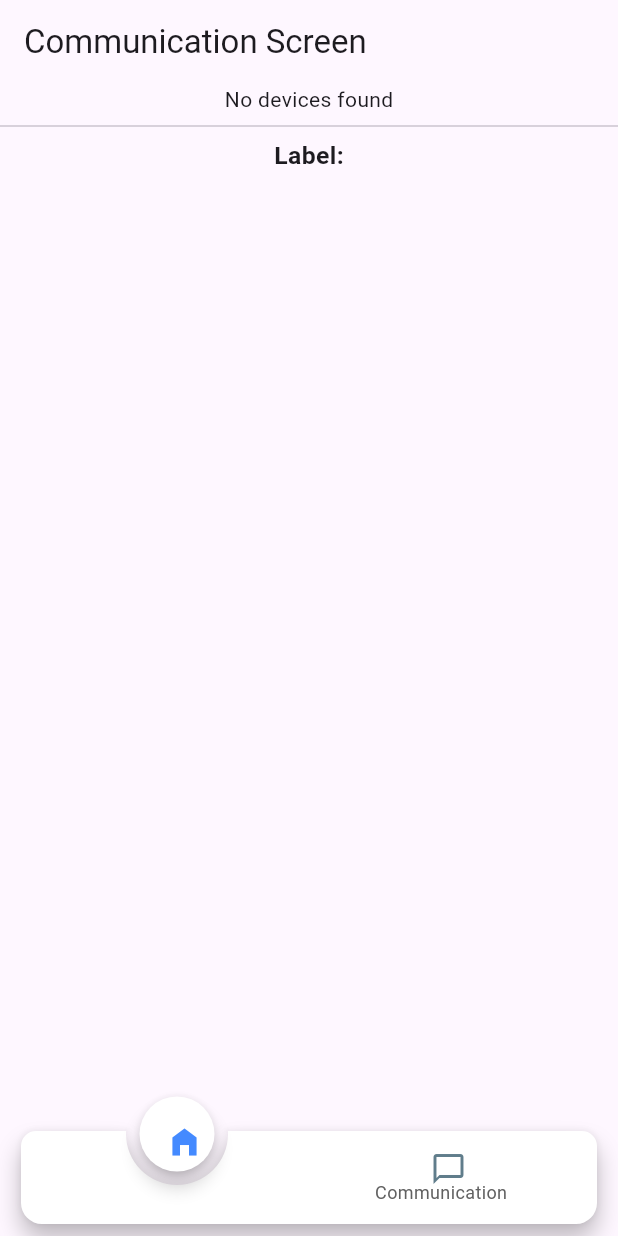
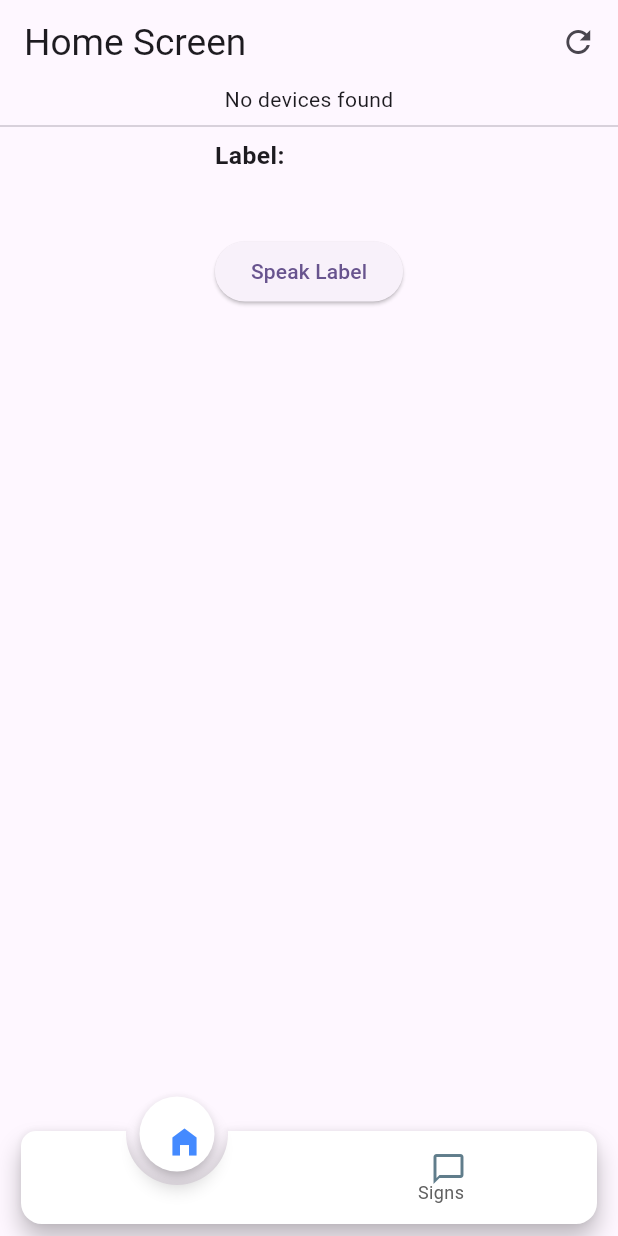
Before and after one commit to hba777/sign_glove_application, a Flutter app: the screen it shows after launch, on a phone screen of 412 x 824 dp. Run offline on Flutter 3.47's test engine with Material 3 defaults, Android fonts, the phone set to English and light mode, and no system bars; drawn by our look-alikes of animated_notch_bottom_bar; our stand-ins replace flutter_blue_plus, flutter_tts, permission_handler.

Commit message:
Latest Working Code

```diff
--- a/lib/screens/HomeScreen.dart
+++ b/lib/screens/HomeScreen.dart
@@ -7,12 +7,14 @@
 import 'package:flutter_blue_plus/flutter_blue_plus.dart';
 import 'package:permission_handler/permission_handler.dart';
 import 'package:http/http.dart' as http;
+import 'package:flutter_tts/flutter_tts.dart'; // Import the text-to-speech package
 
 import '../main.dart';
 
 class HomeScreen extends StatefulWidget {
-  final NotchBottomBarController? controller;
-  const HomeScreen({super.key, this.controller});
+  final NotchBottomBarController controller;
+  final Function onNavigate; // Added callback to handle navigation
+  const HomeScreen({super.key, required this.controller, required this.onNavigate});
 
   @override
   State<HomeScreen> createState() => _HomeScreenState();
@@ -25,12 +27,22 @@
   String receivedData = '';
   List<Map<String, dynamic>> parsedDataList = [];
   var predictedLabel = '';
+  final FlutterTts flutterTts = FlutterTts(); // Initialize text-to-speech instance
 
   @override
   void initState() {
     super.initState();
     _scanForDevices();
     requestPermissions(); // Ensure permissions are requested
+    flutterTts.setLanguage("en-US"); // Set the language for TTS
+    flutterTts.setSpeechRate(0.5); // Optional: adjust the speech rate
+  }
+
+  @override
+  void dispose() {
+    // Ensure the Bluetooth device is disconnected when the screen is disposed
+    disconnectDevice();
+    super.dispose();
   }
 
   // Request Bluetooth permissions
@@ -48,13 +60,25 @@
     }
   }
 
+  // Function to disconnect from the Bluetooth device
+  Future<void> disconnectDevice() async {
+    if (connectedDevice != null) {
+      await connectedDevice?.disconnect();
+      setState(() {
+        connectedDevice = null;
+      });
+      ScaffoldMessenger.of(context).showSnackBar(SnackBar(content: Text("Disconnected from device")));
+    }
+  }
+
   // Scan for Bluetooth devices
   Future<void> _scanForDevices() async {
     FlutterBluePlus.startScan(timeout: Duration(seconds: 5));
 
     FlutterBluePlus.scanResults.listen((results) {
       for (var result in results) {
-        if (!devices.contains(result.device)) {
+        // Only add devices whose name contains "JDY-31-SPP"
+        if (result.device.name.contains('JDY-31-SPP') && !devices.contains(result.device)) {
           // Check if the widget is still mounted before calling setState
           if (mounted) {
             setState(() {
@@ -65,6 +89,7 @@
       }
     });
   }
+
   // Connect to the Bluetooth device and set up notifications
   Future<void> connectToDevice(BluetoothDevice device) async {
     setState(() {
@@ -114,6 +139,11 @@
         setState(() {
           predictedLabel = label;
         });
+
+        // After the 3-second delay, post the data and speak the label
+        Future.delayed(Duration(seconds: 3), () async {
+          await flutterTts.speak(predictedLabel); // Speak the label
+        });
       } else {
         print("Error: ${response.statusCode}, ${response.body}");
       }
@@ -147,8 +177,14 @@
 
         parsedDataList.clear();
         parsedDataList.add(parsedData);
+
+        // Ensure widget is still mounted before calling setState
+        if (mounted) {
           _postDataToServer(parsedData);
+          setState(() {
             receivedData = '';
+          });
+        }
       } else {
         log('Accel and/or Gyro data does not have exactly 3 readings.');
       }
@@ -156,11 +192,23 @@
       log('Data did not match the expected pattern');
     }
   }
+
   @override
   Widget build(BuildContext context) {
     return Scaffold(
       appBar: AppBar(
-        title: Text('Communication Screen'),
+        title: Text('Home Screen', style: TextStyle(fontSize: mq.width * .06)),
+        actions: [
+          Padding(
+            padding: EdgeInsets.symmetric(horizontal: mq.width * .035),
+            child: InkWell(
+              onTap: () {
+                _scanForDevices();
+              },
+              child: const Icon(Icons.refresh),
+            ),
+          )
+        ],
       ),
       body: Column(
         children: [
@@ -176,16 +224,18 @@
           ],
           const Divider(),
           // Display the received parsed data
-          Expanded(
-            child: SingleChildScrollView(
-              child: Column(
+          Column(
             crossAxisAlignment: CrossAxisAlignment.start,
             children: [
-                  Text('Label:', style: TextStyle(fontSize: mq.width *.04, fontWeight: FontWeight.bold)),
-                  Text(predictedLabel, style: TextStyle(fontSize: mq.width *.07)),
+              Text('Label:', style: TextStyle(fontSize: mq.width * .04, fontWeight: FontWeight.bold)),
+              Text(predictedLabel, style: TextStyle(fontSize: mq.width * .07)),
+              ElevatedButton(
+                onPressed: () {
+                  flutterTts.speak(predictedLabel); // Speak the label on button press
+                },
+                child: Text("Speak Label"),
+              ),
             ],
-              ),
-            ),
           ),
         ],
       ),
--- a/pubspec.yaml
+++ b/pubspec.yaml
@@ -38,6 +38,7 @@
   cupertino_icons: ^1.0.6
   http:
   animated_notch_bottom_bar:
+  flutter_tts:
 
   #flutter_blue_plus:
   permission_handler:
```
Also changed, not shown: lib/screens/BluetoothScreen.dart (+22 -132 lines), pubspec.lock. Lines whose indentation alone changed are shown as unchanged.
